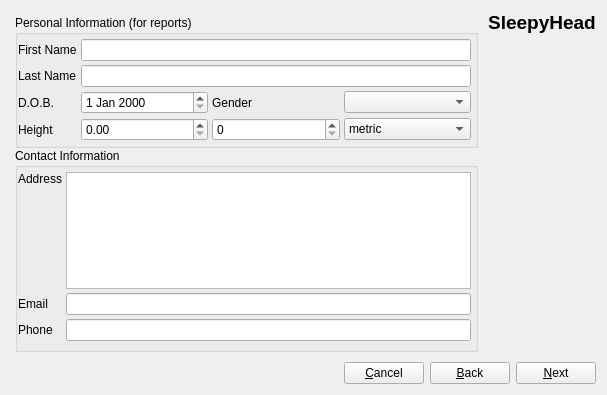
First picture: the form in newprofile.ui, repository sbonaime/sleepyhead-code., before the edit.
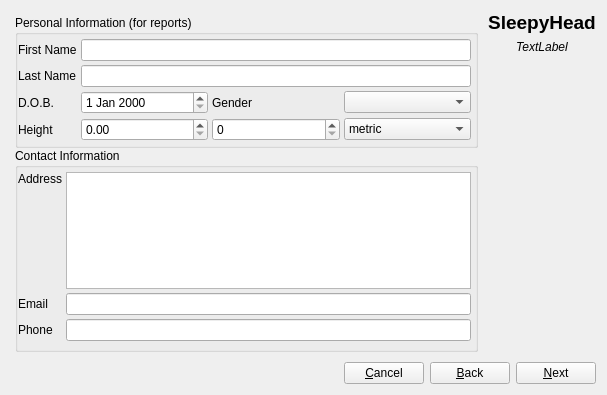
Second picture: the form after the edit. Icons and pictures are not drawn.

```diff
--- a/newprofile.ui
+++ b/newprofile.ui
@@ -832,6 +832,21 @@
          </property>
         </widget>
        </item>
+       <item>
+        <widget class="QLabel" name="releaseStatus">
+         <property name="font">
+          <font>
+           <italic>true</italic>
+          </font>
+         </property>
+         <property name="text">
+          <string>TextLabel</string>
+         </property>
+         <property name="alignment">
+          <set>Qt::AlignCenter</set>
+         </property>
+        </widget>
+       </item>
        <item>
         <widget class="QLabel" name="label_2">
          <property name="text">
```
Left out of the diff: 2 changed lines with no effect on the pictures.
